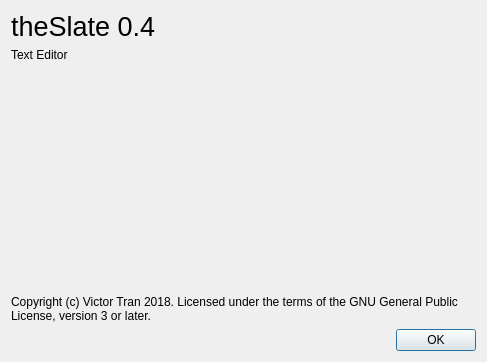
Qt form slate/aboutwindow.ui (theCheeseboard/theSlate) before a commit.
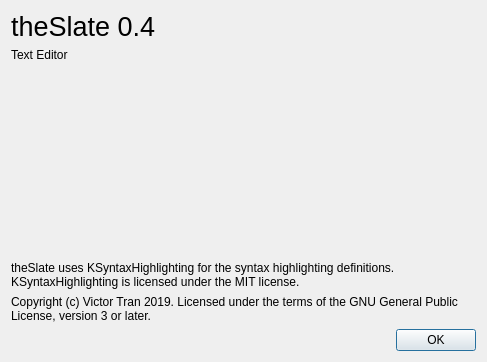
The same form after that commit. Icons and pictures are not drawn.

Diff of the .ui file:
```diff
--- a/slate/aboutwindow.ui
+++ b/slate/aboutwindow.ui
@@ -46,10 +46,20 @@
      </property>
     </spacer>
    </item>
+   <item>
+    <widget class="QLabel" name="label">
+     <property name="text">
+      <string>theSlate uses KSyntaxHighlighting for the syntax highlighting definitions. KSyntaxHighlighting is licensed under the MIT license.</string>
+     </property>
+     <property name="wordWrap">
+      <bool>true</bool>
+     </property>
+    </widget>
+   </item>
    <item>
     <widget class="QLabel" name="label_3">
      <property name="text">
-      <string>Copyright (c) Victor Tran 2018. Licensed under the terms of the GNU General Public License, version 3 or later.</string>
+      <string>Copyright (c) Victor Tran 2019. Licensed under the terms of the GNU General Public License, version 3 or later.</string>
      </property>
      <property name="wordWrap">
       <bool>true</bool>
```
